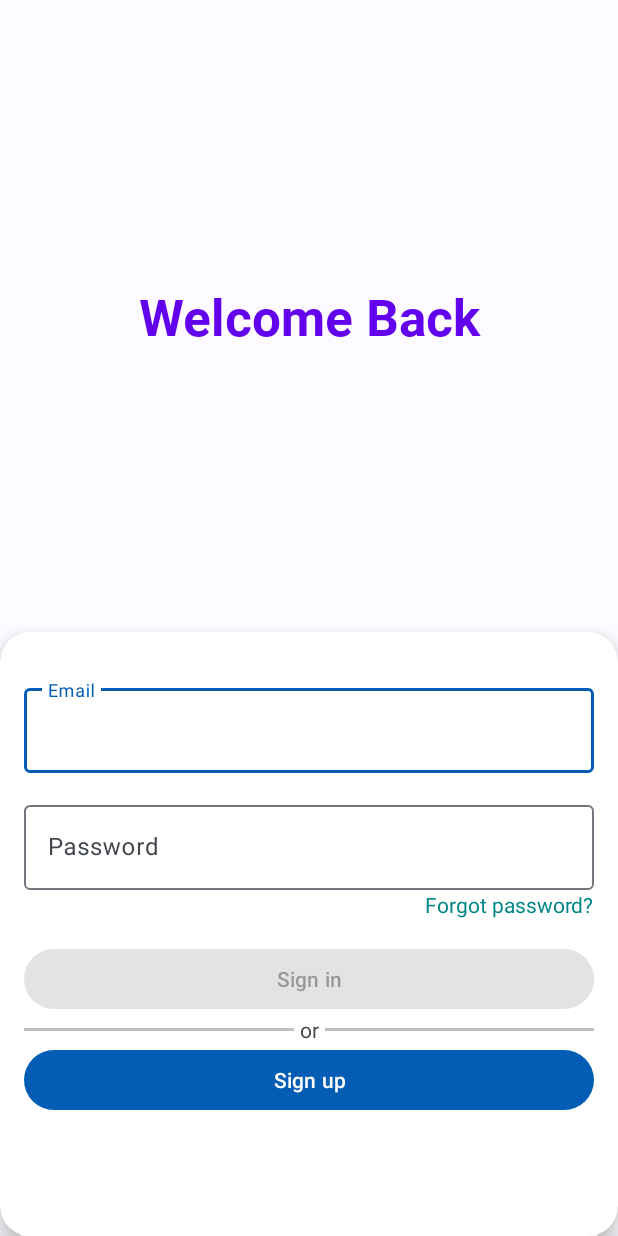
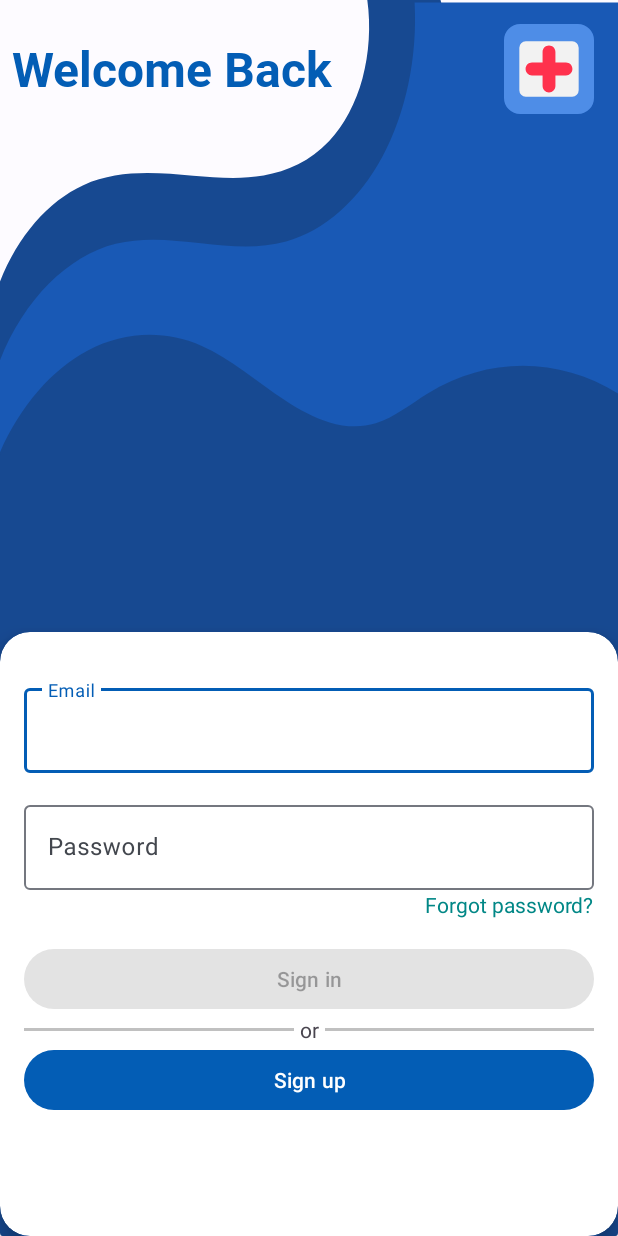
Before and after one commit to Issasafar/HealthCore, an Android app: the screen it shows after launch (LoginActivity), on a phone screen of 412 x 824 dp. Run offline under Robolectric (Android 15) with nearby library versions, the phone set to English and light mode, and no system bars; our stand-ins replace Firebase (no records; nobody signed in at launch, a user with empty details on screens opened directly).

Commit message:
Full project

```diff
--- /dev/null
+++ b/app/src/main/res/drawable/banner.xml
@@ -0,0 +1,31 @@
+<vector xmlns:android="http://schemas.android.com/apk/res/android"
+    xmlns:aapt="http://schemas.android.com/aapt"
+    android:width="210dp"
+    android:height="297dp"
+    android:viewportWidth="210"
+    android:viewportHeight="297">
+  <path
+      android:pathData="m149.69,0h-24.88c1.22,6.26 0.65,12.85 -1.62,18.81 -2.27,5.96 -6.25,11.25 -11.33,15.1 -6.39,4.84 -14.31,7.3 -22.27,8.27 -7.95,0.97 -16,0.52 -24,0.03C53.09,41.46 40.24,40.67 28.31,44.49 16.42,48.3 6.09,56.74 0,67.63V97.1C9.75,81.81 26.84,71.43 44.9,69.84 54.94,68.96 65,70.64 74.94,72.22 84.89,73.81 95,75.32 105,74.11 118.83,72.43 131.95,65.35 140.85,54.63 147.02,47.18 151.17,38.07 152.71,28.52 154.26,18.97 153.2,9.01 149.69,0Z"
+      android:strokeLineJoin="round"
+      android:strokeWidth="0"
+      android:fillColor="#174991"
+      android:strokeLineCap="round"/>
+  <path
+      android:pathData="m0,87.18v39.43c10.83,-3.57 21.83,-6.64 32.94,-9.2 8.65,-1.99 17.4,-3.68 26.26,-4.18 11.54,-0.65 23.28,0.77 34.08,4.9 5.01,1.92 9.79,4.41 14.83,6.23 5.04,1.82 10.49,2.98 15.78,2.09 6.25,-1.05 11.64,-4.81 17.13,-7.97 2.74,-1.58 5.58,-3.04 8.62,-3.96 3.03,-0.92 6.29,-1.27 9.38,-0.61 3.48,0.74 6.6,2.7 9.31,5.01 2.71,2.31 5.08,4.99 7.63,7.47 9.35,9.05 21.3,15.38 34.05,18.01L210,49.8ZM210,93.76c-4.02,-8.27 -10.38,-15.38 -18.14,-20.3 -7.76,-4.92 -16.91,-7.64 -26.1,-7.76 -13.33,-0.17 -26.06,4.95 -38.81,8.83 -6.38,1.94 -12.88,3.6 -19.52,4.13 -6.64,0.54 -13.46,-0.09 -19.65,-2.57 -7.64,-3.06 -13.92,-8.77 -21.3,-12.42 -3.69,-1.83 -7.7,-3.14 -11.82,-3.21 -4.11,-0.07 -8.35,1.21 -11.36,4.01 -1.95,1.81 -3.34,4.22 -3.92,6.82 -0.59,2.6 -0.37,5.37 0.61,7.84L210,49.8Z"
+      android:strokeLineJoin="round"
+      android:strokeWidth="0"
+      android:fillColor="#174991"
+      android:strokeLineCap="round"/>
+  <path
+      android:pathData="M0,86.54C8.12,72.02 22.97,61.47 39.35,58.58c9.53,-1.68 19.29,-0.89 28.94,-0.13 9.64,0.76 19.43,1.46 28.92,-0.41 12.91,-2.53 24.8,-9.94 32.76,-20.42 7.96,-10.47 11.92,-23.91 10.91,-37.02H210V94.56c-20.27,-8.87 -44.23,-8.88 -64.52,-0.05 -5.88,2.56 -11.52,5.85 -17.79,7.21 -5.15,1.12 -10.54,0.88 -15.7,-0.21 -5.16,-1.09 -10.11,-3.01 -14.9,-5.22C87.53,91.85 78.47,86.17 68.39,83.07 55.88,79.23 42.1,79.65 29.85,84.23 17.59,88.82 6.92,97.54 0,108.65Z"
+      android:strokeLineJoin="round"
+      android:strokeWidth="0"
+      android:fillColor="#1959b5"
+      android:strokeLineCap="round"/>
+  <path
+      android:pathData="M0.92,108.65L209.08,108.65A0.92,0.92 0,0 1,210 109.57L210,296.08A0.92,0.92 0,0 1,209.08 297L0.92,297A0.92,0.92 0,0 1,0 296.08L0,109.57A0.92,0.92 0,0 1,0.92 108.65z"
+      android:strokeLineJoin="round"
+      android:strokeWidth="0"
+      android:fillColor="#174991"
+      android:strokeLineCap="round"/>
+</vector>
--- a/app/src/main/res/layout/activity_login.xml
+++ b/app/src/main/res/layout/activity_login.xml
@@ -6,7 +6,10 @@
     android:layout_width="match_parent"
     android:layout_height="match_parent"
     tools:context=".ui.login.LoginActivity"
+    android:background="@drawable/banner"
     >
+
+
     <com.airbnb.lottie.LottieAnimationView
         android:layout_width="wrap_content"
         android:layout_height="wrap_content"
@@ -26,23 +29,22 @@
     android:id="@+id/login_sub_layout"
 
     >
+
     <TextView
         android:id="@+id/headline"
         android:layout_width="0dp"
         android:layout_height="wrap_content"
         android:fontFamily="@font/roboto_fonts_family"
         android:gravity="center"
-        android:paddingLeft="@dimen/activity_horizontal_margin"
+        android:paddingLeft="@dimen/margin_8dp_size"
         android:paddingTop="@dimen/activity_vertical_margin"
-        android:paddingRight="@dimen/activity_horizontal_margin"
+        android:paddingRight="@dimen/margin_8dp_size"
         android:paddingBottom="@dimen/activity_vertical_margin"
         android:text="@string/welcome_back"
-        android:textColor="@color/design_default_color_primary"
-
-        android:textSize="@dimen/headline4"
+        android:textColor="@color/md_theme_light_primary"
+       android:layout_marginTop="@dimen/margin_8dp_size"
+        android:textSize="32sp"
         android:textStyle="bold"
-        app:layout_constraintBottom_toTopOf="@+id/login_card"
-        app:layout_constraintEnd_toEndOf="parent"
         app:layout_constraintStart_toStartOf="parent"
         app:layout_constraintTop_toTopOf="parent" />
 
@@ -201,26 +203,15 @@
         </androidx.constraintlayout.widget.ConstraintLayout>
 
     </androidx.cardview.widget.CardView>
+
+    <ImageView
+        android:layout_margin="@dimen/margin_16dp_size"
+        android:id="@+id/imageView6"
+        android:layout_width="60dp"
+        android:layout_height="60dp"
+        app:layout_constraintEnd_toEndOf="parent"
+        app:layout_constraintTop_toTopOf="parent"
+        app:srcCompat="@drawable/app_icon" />
 </androidx.constraintlayout.widget.ConstraintLayout>
 
-
-
-
-
-
-    <!--    <ProgressBar-->
-    <!--        android:id="@+id/loading"-->
-    <!--        android:visibility="gone"-->
-    <!--        android:layout_width="wrap_content"-->
-    <!--        android:layout_height="wrap_content"-->
-    <!--        android:layout_gravity="center"-->
-    <!--        android:layout_marginTop="64dp"-->
-    <!--        android:layout_marginBottom="64dp"-->
-    <!--        app:layout_constraintBottom_toBottomOf="parent"-->
-    <!--        app:layout_constraintEnd_toEndOf="@+id/password"-->
-    <!--        app:layout_constraintStart_toStartOf="@+id/password"-->
-    <!--        app:layout_constraintTop_toTopOf="parent"-->
-    <!--        app:layout_constraintVertical_bias="0.3" />-->
-
-
 </androidx.constraintlayout.widget.ConstraintLayout>
```
